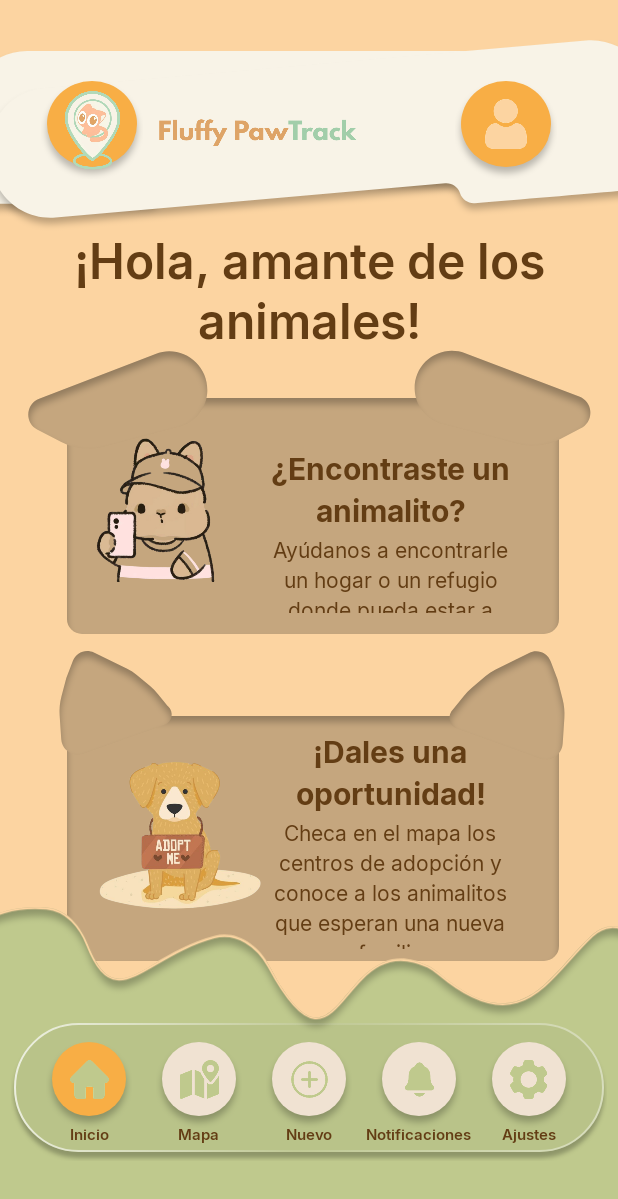
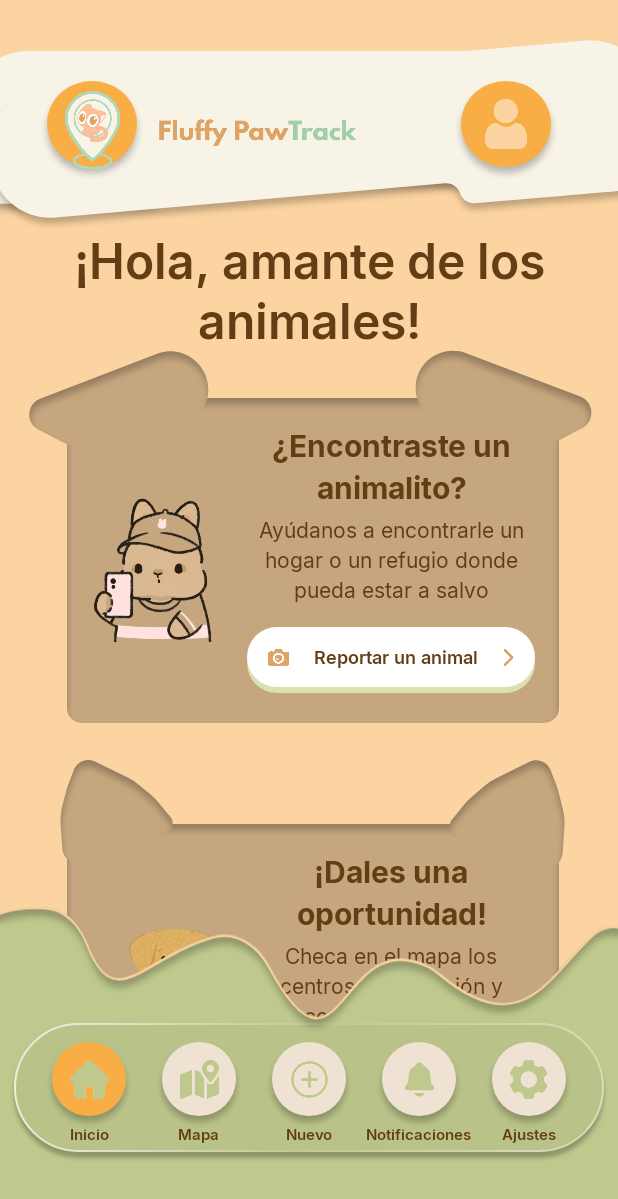
Before and after one commit to anmaribaphomet/FluffyPawTrack, an Android app built with Jetpack Compose: the screen it shows after launch (MainActivity), on a phone screen of 412 x 824 dp. Shown: the top 1199 px of the screen. Run offline under Robolectric (Android 15) with nearby library versions, the phone set to English and light mode, and no system bars; our stand-ins replace Compose Multiplatform resources.

Commit message:
fix(home): let house cards grow with their text

```diff
--- a/shared/src/commonMain/kotlin/com/example/fluffypawtrack/ui/components/HouseCard.kt
+++ b/shared/src/commonMain/kotlin/com/example/fluffypawtrack/ui/components/HouseCard.kt
@@ -3,13 +3,11 @@ package com.example.fluffypawtrack.ui.components
 import androidx.compose.foundation.Image
 import androidx.compose.foundation.background
 import androidx.compose.foundation.layout.Box
-import androidx.compose.foundation.layout.BoxScope
 import androidx.compose.foundation.layout.Column
 import androidx.compose.foundation.layout.Spacer
-import androidx.compose.foundation.layout.fillMaxHeight
+import androidx.compose.foundation.layout.fillMaxWidth
 import androidx.compose.foundation.layout.height
 import androidx.compose.foundation.layout.padding
-import androidx.compose.foundation.layout.width
 import androidx.compose.material3.MaterialTheme
 import androidx.compose.material3.Text
 import androidx.compose.runtime.Composable
@@ -19,19 +17,20 @@ import androidx.compose.ui.draw.innerShadow
 import androidx.compose.ui.graphics.Shape
 import androidx.compose.ui.graphics.graphicsLayer
 import androidx.compose.ui.graphics.painter.Painter
-import androidx.compose.ui.text.TextStyle
+import androidx.compose.ui.layout.Layout
 import androidx.compose.ui.text.style.TextAlign
 import androidx.compose.ui.tooling.preview.Preview
+import androidx.compose.ui.unit.Constraints
 import androidx.compose.ui.unit.Dp
 import androidx.compose.ui.unit.dp
-import com.example.fluffypawtrack.ui.theme.FluffySemanticColors
 import com.example.fluffypawtrack.ui.theme.FluffyColors
 import com.example.fluffypawtrack.ui.theme.FluffyPawTrackTheme
+import com.example.fluffypawtrack.ui.theme.FluffySemanticColors
 import com.example.fluffypawtrack.ui.theme.FluffyShadows
 import com.example.fluffypawtrack.ui.theme.FluffyShapes
 import fluffypawtrack.shared.generated.resources.Res
+import fluffypawtrack.shared.generated.resources.ic_camera
 import fluffypawtrack.shared.generated.resources.img_cat_phone
-import fluffypawtrack.shared.generated.resources.ic_camera
 import org.jetbrains.compose.resources.painterResource
 
 /** Estilo de las "orejas" que forman el techo de la tarjeta. */
@@ -61,37 +60,70 @@ private fun earSet(style: HouseCardEars) = when (style) {
 
 private val CardX = 35.dp
 private val CardWidth = 328.dp
+private val TextStart = 120.dp
+private val TextEnd = 16.dp
+private val VerticalPadding = 20.dp
+
+/** Ilustración del lado izquierdo de la tarjeta; [x] es relativo al cuerpo de la tarjeta. */
+class CardIllustration(val painter: Painter, val x: Dp, val width: Dp, val height: Dp)
 
 /**
  * Tarjeta café en forma de casita (cuerpo redondeado + dos orejas) con sombra interior.
- * El [content] se dibuja dentro del cuerpo (328 dp × [bodyHeight]).
+ * El cuerpo mide 328 dp de ancho y crece con el texto de [content] (nunca menos que
+ * [minBodyHeight]), así el texto no se corta aunque el usuario agrande la letra.
+ * La ilustración y el texto quedan centrados verticalmente.
  */
 @Composable
 fun HouseCard(
     ears: HouseCardEars,
-    bodyHeight: Dp,
+    illustration: CardIllustration,
+    minBodyHeight: Dp,
     modifier: Modifier = Modifier,
-    content: @Composable BoxScope.() -> Unit,
+    content: @Composable () -> Unit,
 ) {
     val set = earSet(ears)
     val color = FluffySemanticColors.SurfaceCard
-    DesignFrame(height = set.extent + bodyHeight, modifier = modifier) {
-        Box(
-            Modifier
-                .placeAt(CardX, set.extent, CardWidth, bodyHeight)
-                .background(color, FluffyShapes.Card)
-                .innerShadow(FluffyShapes.Card, FluffyShadows.Inner),
-        )
+    Layout(
+        modifier = modifier.fillMaxWidth(),
+        content = {
+            Box(Modifier.background(color, FluffyShapes.Card).innerShadow(FluffyShapes.Card, FluffyShadows.Inner))
             set.ears.forEach { ear ->
                 Box(
                     Modifier
-                    .placeAt(CardX + ear.x, set.extent + ear.y, ear.width, ear.height)
                         .graphicsLayer { rotationZ = ear.rotation }
                         .background(color, ear.shape)
                         .innerShadow(ear.shape, FluffyShadows.Inner),
                 )
             }
-        Box(Modifier.placeAt(CardX, set.extent, CardWidth, bodyHeight), content = content)
+            Image(illustration.painter, contentDescription = null)
+            Box { content() }
+        },
+    ) { measurables, constraints ->
+        val textWidth = (CardWidth - TextStart - TextEnd).roundToPx()
+        val text = measurables.last().measure(Constraints(minWidth = textWidth, maxWidth = textWidth))
+        val bodyHeight = maxOf(minBodyHeight.roundToPx(), text.height + 2 * VerticalPadding.roundToPx())
+        val extent = set.extent.roundToPx()
+
+        val body = measurables[0].measure(Constraints.fixed(CardWidth.roundToPx(), bodyHeight))
+        val earPlaceables = set.ears.mapIndexed { index, ear ->
+            measurables[index + 1].measure(Constraints.fixed(ear.width.roundToPx(), ear.height.roundToPx()))
+        }
+        val art = measurables[set.ears.size + 1].measure(
+            Constraints.fixed(illustration.width.roundToPx(), illustration.height.roundToPx()),
+        )
+
+        val width = constraints.maxWidth
+        // Same horizontal origin as the 393 dp Figma frame, centered on screen.
+        val originX = (width - DesignWidth.roundToPx()) / 2 + CardX.roundToPx()
+        layout(width, extent + bodyHeight) {
+            body.place(originX, extent)
+            earPlaceables.forEachIndexed { index, placeable ->
+                val ear = set.ears[index]
+                placeable.place(originX + ear.x.roundToPx(), extent + ear.y.roundToPx())
+            }
+            art.place(originX + illustration.x.roundToPx(), extent + (bodyHeight - art.height) / 2)
+            text.place(originX + TextStart.roundToPx(), extent + (bodyHeight - text.height) / 2)
+        }
     }
 }
 
@@ -104,24 +136,23 @@ fun CardCallToAction(
     actionIcon: Painter,
     onAction: () -> Unit,
     modifier: Modifier = Modifier,
-    titleStyle: TextStyle = MaterialTheme.typography.titleMedium,
     actionIconSize: Dp = 15.dp,
-    descriptionWidth: Dp = 172.dp,
 ) {
-    Column(
-        modifier = modifier.width(200.dp).fillMaxHeight(),
-        horizontalAlignment = Alignment.CenterHorizontally,
-    ) {
-        Text(title, style = titleStyle, color = FluffyColors.Brown900, textAlign = TextAlign.Center)
-        Spacer(Modifier.height(6.dp))
+    Column(modifier = modifier.fillMaxWidth(), horizontalAlignment = Alignment.CenterHorizontally) {
+        Text(
+            text = title,
+            style = MaterialTheme.typography.titleMedium,
+            color = FluffyColors.Brown900,
+            textAlign = TextAlign.Center,
+        )
+        Spacer(Modifier.height(8.dp))
         Text(
             text = description,
-            modifier = Modifier.width(descriptionWidth),
             style = MaterialTheme.typography.bodyMedium,
             color = FluffyColors.Brown900,
             textAlign = TextAlign.Center,
         )
-        Spacer(Modifier.weight(1f))
+        Spacer(Modifier.height(16.dp))
         PillActionButton(actionText, actionIcon, onAction, iconSize = actionIconSize)
     }
 }
@@ -130,20 +161,18 @@ fun CardCallToAction(
 @Composable
 private fun HouseCardPreview() {
     FluffyPawTrackTheme {
-        Box(Modifier.background(FluffyColors.Peach200).padding(vertical = 16.dp)) {
-            HouseCard(ears = HouseCardEars.Soft, bodyHeight = 157.dp) {
-                Image(
-                    painterResource(Res.drawable.img_cat_phone),
-                    contentDescription = null,
-                    modifier = Modifier.placeAt(8.dp, 10.dp, 125.dp, 116.dp),
-                )
+        Box(Modifier.background(FluffyColors.Peach200).padding(vertical = 48.dp)) {
+            HouseCard(
+                ears = HouseCardEars.Soft,
+                illustration = CardIllustration(painterResource(Res.drawable.img_cat_phone), 6.dp, 125.dp, 116.dp),
+                minBodyHeight = 157.dp,
+            ) {
                 CardCallToAction(
                     title = "¿Encontraste un animalito?",
                     description = "Ayúdanos a encontrarle un hogar o un refugio donde pueda estar a salvo",
                     actionText = "Reportar un animal",
                     actionIcon = painterResource(Res.drawable.ic_camera),
                     onAction = {},
-                    modifier = Modifier.padding(start = 115.dp, top = 35.dp, bottom = 14.dp),
                 )
             }
         }
--- a/shared/src/commonMain/kotlin/com/example/fluffypawtrack/ui/components/PillActionButton.kt
+++ b/shared/src/commonMain/kotlin/com/example/fluffypawtrack/ui/components/PillActionButton.kt
@@ -7,6 +7,7 @@ import androidx.compose.foundation.layout.Box
 import androidx.compose.foundation.layout.Column
 import androidx.compose.foundation.layout.Row
 import androidx.compose.foundation.layout.Spacer
+import androidx.compose.foundation.layout.fillMaxWidth
 import androidx.compose.foundation.layout.height
 import androidx.compose.foundation.layout.padding
 import androidx.compose.foundation.layout.size
@@ -32,8 +33,7 @@ import fluffypawtrack.shared.generated.resources.ic_camera
 import fluffypawtrack.shared.generated.resources.ic_heart
 import org.jetbrains.compose.resources.painterResource
 
-private val PillWidth = 135.dp
-private val PillHeight = 32.dp
+private val PillHeight = 40.dp
 private val GlowOffset = 4.dp
 
 /** Botón píldora crema con ícono, texto, flecha y un resplandor lima por debajo. */
@@ -45,20 +45,22 @@ fun PillActionButton(
     modifier: Modifier = Modifier,
     iconSize: Dp = 15.dp,
 ) {
-    Box(modifier.size(PillWidth, PillHeight + GlowOffset)) {
+    Box(modifier.fillMaxWidth().height(PillHeight + GlowOffset)) {
         Box(
             Modifier
                 .padding(top = GlowOffset)
-                .size(PillWidth, PillHeight)
+                .fillMaxWidth()
+                .height(PillHeight)
                 .background(FluffyColors.Sage200, FluffyShapes.Pill),
         )
         Row(
             modifier = Modifier
-                .size(PillWidth, PillHeight)
+                .fillMaxWidth()
+                .height(PillHeight)
                 .clip(FluffyShapes.Pill)
                 .background(MaterialTheme.colorScheme.surface)
                 .clickable(role = Role.Button, onClick = onClick)
-                .padding(start = 16.dp, end = 14.dp),
+                .padding(start = 12.dp, end = 12.dp),
             verticalAlignment = Alignment.CenterVertically,
         ) {
             Box(Modifier.size(18.dp), contentAlignment = Alignment.Center) {
--- a/shared/src/commonMain/kotlin/com/example/fluffypawtrack/ui/home/HomeScreen.kt
+++ b/shared/src/commonMain/kotlin/com/example/fluffypawtrack/ui/home/HomeScreen.kt
@@ -1,6 +1,5 @@
 package com.example.fluffypawtrack.ui.home
 
-import androidx.compose.foundation.Image
 import androidx.compose.foundation.background
 import androidx.compose.foundation.layout.Box
 import androidx.compose.foundation.layout.Column
@@ -26,12 +25,12 @@ import androidx.compose.ui.unit.dp
 import com.example.fluffypawtrack.ui.components.BottomNavBar
 import com.example.fluffypawtrack.ui.components.BottomNavBarHeight
 import com.example.fluffypawtrack.ui.components.CardCallToAction
+import com.example.fluffypawtrack.ui.components.CardIllustration
 import com.example.fluffypawtrack.ui.components.HomeDestination
 import com.example.fluffypawtrack.ui.components.HomeHeader
 import com.example.fluffypawtrack.ui.components.HomeHeaderHeight
 import com.example.fluffypawtrack.ui.components.HouseCard
 import com.example.fluffypawtrack.ui.components.HouseCardEars
-import com.example.fluffypawtrack.ui.components.placeAt
 import com.example.fluffypawtrack.ui.theme.FluffySemanticColors
 import com.example.fluffypawtrack.ui.theme.FluffyColors
 import com.example.fluffypawtrack.ui.theme.FluffyPawTrackTheme
@@ -68,7 +67,7 @@ fun HomeScreen(
                 textAlign = TextAlign.Center,
             )
             ReportAnimalCard(onReportAnimal)
-            Spacer(Modifier.height(7.dp))
+            Spacer(Modifier.height(20.dp))
             AdoptionCard(onSeeAdoptions)
         }
 
@@ -87,31 +86,28 @@ fun HomeScreen(
 
 @Composable
 private fun ReportAnimalCard(onClick: () -> Unit) {
-    HouseCard(ears = HouseCardEars.Soft, bodyHeight = 157.dp) {
-        Image(
-            painter = painterResource(Res.drawable.img_cat_phone),
-            contentDescription = null,
-            modifier = Modifier.placeAt(8.dp, 10.dp, 125.dp, 116.dp),
-        )
+    HouseCard(
+        ears = HouseCardEars.Soft,
+        illustration = CardIllustration(painterResource(Res.drawable.img_cat_phone), 6.dp, 125.dp, 116.dp),
+        minBodyHeight = 157.dp,
+    ) {
         CardCallToAction(
             title = "¿Encontraste un animalito?",
             description = "Ayúdanos a encontrarle un hogar o un refugio donde pueda estar a salvo",
             actionText = "Reportar un animal",
             actionIcon = painterResource(Res.drawable.ic_camera),
             onAction = onClick,
-            modifier = Modifier.padding(start = 115.dp, top = 35.dp, bottom = 14.dp),
         )
     }
 }
 
 @Composable
 private fun AdoptionCard(onClick: () -> Unit) {
-    HouseCard(ears = HouseCardEars.Pointy, bodyHeight = 163.dp) {
-        Image(
-            painter = painterResource(Res.drawable.img_dog_adopt),
-            contentDescription = null,
-            modifier = Modifier.placeAt((-22).dp, 25.dp, 198.dp, 107.dp),
-        )
+    HouseCard(
+        ears = HouseCardEars.Pointy,
+        illustration = CardIllustration(painterResource(Res.drawable.img_dog_adopt), (-22).dp, 198.dp, 107.dp),
+        minBodyHeight = 163.dp,
+    ) {
         CardCallToAction(
             title = "¡Dales una\noportunidad!",
             description = "Checa en el mapa los centros de adopción y conoce a los animalitos que esperan una nueva familia",
@@ -119,8 +115,6 @@ private fun AdoptionCard(onClick: () -> Unit) {
             actionIcon = painterResource(Res.drawable.ic_heart),
             actionIconSize = 17.dp,
             onAction = onClick,
-            titleStyle = MaterialTheme.typography.titleMedium,
-            modifier = Modifier.padding(start = 115.dp, top = 12.dp, bottom = 8.dp),
         )
     }
 }
```
Also changed, not shown: 1 other file. Lines whose indentation alone changed are shown as unchanged.
